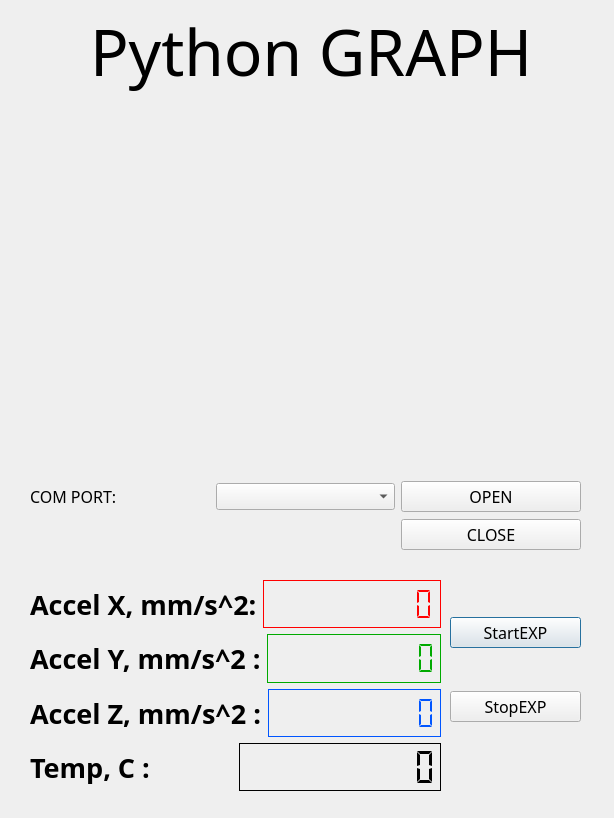
Above: Qt_Bluetooth/design.ui from VHile/BT_Vibration_sensor before the change. Below: the same form after it.
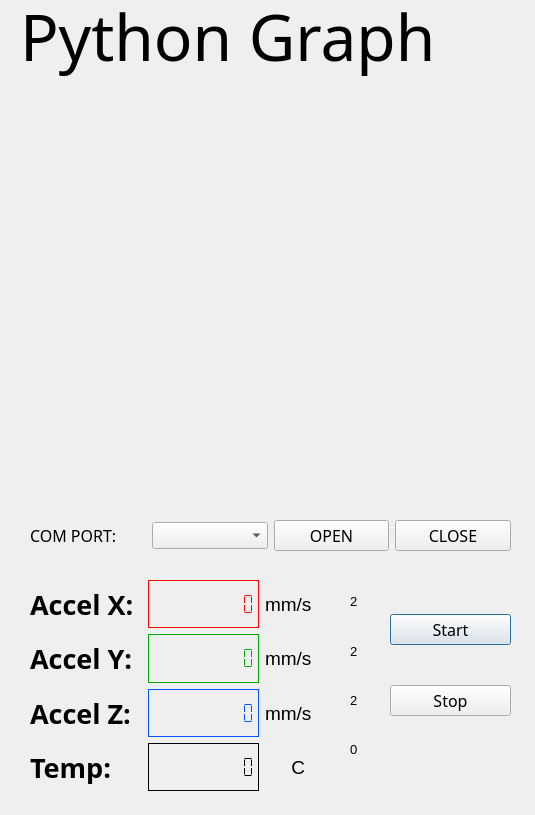
That is the form after the change. Custom widgets are drawn as their Qt base class.

What changed in the file:
```diff
--- a/Qt_Bluetooth/design.ui
+++ b/Qt_Bluetooth/design.ui
@@ -6,8 +6,8 @@
    <rect>
     <x>0</x>
     <y>0</y>
-    <width>614</width>
-    <height>818</height>
+    <width>535</width>
+    <height>815</height>
    </rect>
   </property>
   <property name="windowTitle">
@@ -16,14 +16,14 @@
   <widget class="QWidget" name="verticalLayoutWidget_2">
    <property name="geometry">
     <rect>
-     <x>450</x>
+     <x>390</x>
      <y>580</y>
-     <width>131</width>
-     <height>181</height>
+     <width>121</width>
+     <height>171</height>
     </rect>
    </property>
-   <layout class="QGridLayout" name="gridLayout_3">
-    <item row="0" column="0">
+   <layout class="QVBoxLayout" name="verticalLayout_2">
+    <item>
      <widget class="QPushButton" name="onB">
       <property name="font">
        <font>
@@ -32,11 +32,11 @@
        </font>
       </property>
       <property name="text">
-       <string>StartEXP</string>
+       <string>Start</string>
       </property>
      </widget>
     </item>
-    <item row="1" column="0">
+    <item>
      <widget class="QPushButton" name="offB">
       <property name="font">
        <font>
@@ -45,7 +45,7 @@
        </font>
       </property>
       <property name="text">
-       <string>StopEXP</string>
+       <string>Stop</string>
       </property>
      </widget>
     </item>
@@ -55,13 +55,13 @@
    <property name="geometry">
     <rect>
      <x>30</x>
-     <y>480</y>
-     <width>551</width>
+     <y>500</y>
+     <width>481</width>
      <height>71</height>
     </rect>
    </property>
-   <layout class="QGridLayout" name="gridLayout">
-    <item row="0" column="0">
+   <layout class="QHBoxLayout" name="horizontalLayout">
+    <item>
      <widget class="QLabel" name="label_6">
       <property name="font">
        <font>
@@ -74,20 +74,7 @@
       </property>
      </widget>
     </item>
-    <item row="1" column="3">
-     <widget class="QPushButton" name="closeB">
-      <property name="font">
-       <font>
-        <family>Swis721 BT</family>
-        <pointsize>12</pointsize>
-       </font>
-      </property>
-      <property name="text">
-       <string>CLOSE</string>
-      </property>
-     </widget>
-    </item>
-    <item row="0" column="1">
+    <item>
      <widget class="QComboBox" name="comL">
       <property name="font">
        <font>
@@ -97,7 +84,7 @@
       </property>
      </widget>
     </item>
-    <item row="0" column="3">
+    <item>
      <widget class="QPushButton" name="openB">
       <property name="font">
        <font>
@@ -110,15 +97,38 @@
       </property>
      </widget>
     </item>
+    <item>
+     <widget class="QPushButton" name="closeB">
+      <property name="font">
+       <font>
+        <family>Swis721 BT</family>
+        <pointsize>12</pointsize>
+       </font>
+      </property>
+      <property name="text">
+       <string>CLOSE</string>
+      </property>
+     </widget>
+    </item>
    </layout>
   </widget>
+  <widget class="PlotWidget" name="graph" native="true">
+   <property name="geometry">
+    <rect>
+     <x>20</x>
+     <y>90</y>
+     <width>501</width>
+     <height>181</height>
+    </rect>
+   </property>
+  </widget>
   <widget class="QLabel" name="label_5">
    <property name="geometry">
     <rect>
-     <x>90</x>
+     <x>20</x>
      <y>-10</y>
-     <width>471</width>
-     <height>121</height>
+     <width>491</width>
+     <height>91</height>
     </rect>
    </property>
    <property name="font">
@@ -128,21 +138,101 @@
     </font>
    </property>
    <property name="text">
-    <string>Python GRAPH</string>
+    <string>Python Graph</string>
    </property>
   </widget>
+  <widget class="QWidget" name="layoutWidget">
+   <property name="geometry">
+    <rect>
+     <x>350</x>
+     <y>580</y>
+     <width>31</width>
+     <height>191</height>
+    </rect>
+   </property>
+   <layout class="QVBoxLayout" name="verticalLayout_4">
+    <item>
+     <widget class="QLabel" name="label_9">
+      <property name="font">
+       <font>
+        <pointsize>10</pointsize>
+        <weight>50</weight>
+        <bold>false</bold>
+       </font>
+      </property>
+      <property name="text">
+       <string>2</string>
+      </property>
+      <property name="textFormat">
+       <enum>Qt::PlainText</enum>
+      </property>
+     </widget>
+    </item>
+    <item>
+     <widget class="QLabel" name="label_10">
+      <property name="font">
+       <font>
+        <pointsize>10</pointsize>
+        <weight>50</weight>
+        <bold>false</bold>
+       </font>
+      </property>
+      <property name="text">
+       <string>2</string>
+      </property>
+      <property name="textFormat">
+       <enum>Qt::PlainText</enum>
+      </property>
+     </widget>
+    </item>
+    <item>
+     <widget class="QLabel" name="label_15">
+      <property name="font">
+       <font>
+        <pointsize>10</pointsize>
+        <weight>50</weight>
+        <bold>false</bold>
+       </font>
+      </property>
+      <property name="text">
+       <string>2</string>
+      </property>
+      <property name="textFormat">
+       <enum>Qt::PlainText</enum>
+      </property>
+     </widget>
+    </item>
+    <item>
+     <widget class="QLabel" name="label_17">
+      <property name="font">
+       <font>
+        <pointsize>10</pointsize>
+        <weight>50</weight>
+        <bold>false</bold>
+       </font>
+      </property>
+      <property name="text">
+       <string>0</string>
+      </property>
+      <property name="textFormat">
+       <enum>Qt::PlainText</enum>
+      </property>
+     </widget>
+    </item>
+   </layout>
+  </widget>
   <widget class="QWidget" name="layoutWidget">
    <property name="geometry">
     <rect>
      <x>30</x>
      <y>580</y>
-     <width>411</width>
+     <width>347</width>
      <height>211</height>
     </rect>
    </property>
-   <layout class="QGridLayout" name="gridLayout_2">
-    <item row="0" column="0">
-     <layout class="QHBoxLayout" name="horizontalLayout_3">
+   <layout class="QHBoxLayout" name="horizontalLayout_2">
+    <item>
+     <layout class="QVBoxLayout" name="verticalLayout">
       <item>
        <widget class="QLabel" name="label">
         <property name="font">
@@ -155,10 +245,63 @@
          </font>
         </property>
         <property name="text">
-         <string>Accel X, mm/s^2:</string>
+         <string>Accel X:</string>
         </property>
+        <property name="textFormat">
+         <enum>Qt::PlainText</enum>
+        </property>
        </widget>
       </item>
+      <item>
+       <widget class="QLabel" name="label_2">
+        <property name="font">
+         <font>
+          <family>Goudy Old Style</family>
+          <pointsize>20</pointsize>
+          <weight>75</weight>
+          <bold>true</bold>
+         </font>
+        </property>
+        <property name="text">
+         <string>Accel Y:</string>
+        </property>
+       </widget>
+      </item>
+      <item>
+       <widget class="QLabel" name="label_3">
+        <property name="font">
+         <font>
+          <family>Goudy Old Style</family>
+          <pointsize>20</pointsize>
+          <weight>75</weight>
+          <bold>true</bold>
+         </font>
+        </property>
+        <property name="text">
+         <string>Accel Z:</string>
+        </property>
+       </widget>
+      </item>
+      <item>
+       <widget class="QLabel" name="label_4">
+        <property name="font">
+         <font>
+          <family>Goudy Old Style</family>
+          <pointsize>20</pointsize>
+          <weight>75</weight>
+          <italic>false</italic>
+          <bold>true</bold>
+         </font>
+        </property>
+        <property name="text">
+         <string>Temp:</string>
+        </property>
+       </widget>
+      </item>
+     </layout>
+    </item>
+    <item>
+     <layout class="QVBoxLayout" name="verticalLayout_3">
       <item>
        <widget class="QLCDNumber" name="lcdX">
         <property name="palette">
@@ -253,25 +396,6 @@
         </property>
        </widget>
       </item>
-     </layout>
-    </item>
-    <item row="1" column="0">
-     <layout class="QHBoxLayout" name="horizontalLayout_4">
-      <item>
-       <widget class="QLabel" name="label_2">
-        <property name="font">
-         <font>
-          <family>Goudy Old Style</family>
-          <pointsize>20</pointsize>
-          <weight>75</weight>
-          <bold>true</bold>
-         </font>
-        </property>
-        <property name="text">
-         <string>Accel Y, mm/s^2 :</string>
-        </property>
-       </widget>
-      </item>
       <item>
        <widget class="QLCDNumber" name="lcdY">
         <property name="palette">
@@ -330,25 +454,6 @@
         </property>
        </widget>
       </item>
-     </layout>
-    </item>
-    <item row="2" column="0">
-     <layout class="QHBoxLayout" name="horizontalLayout_5">
-      <item>
-       <widget class="QLabel" name="label_3">
-        <property name="font">
-         <font>
-          <family>Goudy Old Style</family>
-          <pointsize>20</pointsize>
-          <weight>75</weight>
-          <bold>true</bold>
-         </font>
-        </property>
-        <property name="text">
-         <string>Accel Z, mm/s^2 :</string>
-        </property>
-       </widget>
-      </item>
       <item>
        <widget class="QLCDNumber" name="lcdZ">
         <property name="palette">
@@ -399,26 +504,6 @@
         </property>
        </widget>
       </item>
-     </layout>
-    </item>
-    <item row="3" column="0">
-     <layout class="QHBoxLayout" name="horizontalLayout_2">
-      <item>
-       <widget class="QLabel" name="label_4">
-        <property name="font">
-         <font>
-          <family>Goudy Old Style</family>
-          <pointsize>20</pointsize>
-          <weight>75</weight>
-          <italic>false</italic>
-          <bold>true</bold>
-         </font>
-        </property>
-        <property name="text">
-         <string>Temp, C : </string>
-        </property>
-       </widget>
-      </item>
       <item>
        <widget class="QLCDNumber" name="lcdT">
         <property name="frameShadow">
@@ -434,25 +519,97 @@
       </item>
      </layout>
     </item>
+    <item>
+     <layout class="QVBoxLayout" name="verticalLayout_5">
+      <item>
+       <widget class="QLabel" name="label_7">
+        <property name="font">
+         <font>
+          <family>MS Shell Dlg 2</family>
+          <pointsize>14</pointsize>
+          <weight>50</weight>
+          <italic>false</italic>
+          <bold>false</bold>
+         </font>
+        </property>
+        <property name="text">
+         <string>mm/s</string>
+        </property>
+        <property name="textFormat">
+         <enum>Qt::PlainText</enum>
+        </property>
+       </widget>
+      </item>
+      <item>
+       <widget class="QLabel" name="label_8">
+        <property name="font">
+         <font>
+          <family>MS Shell Dlg 2</family>
+          <pointsize>14</pointsize>
+          <weight>50</weight>
+          <italic>false</italic>
+          <bold>false</bold>
+         </font>
+        </property>
+        <property name="text">
+         <string>mm/s</string>
+        </property>
+        <property name="textFormat">
+         <enum>Qt::PlainText</enum>
+        </property>
+       </widget>
+      </item>
+      <item>
+       <widget class="QLabel" name="label_14">
+        <property name="font">
+         <font>
+          <family>MS Shell Dlg 2</family>
+          <pointsize>14</pointsize>
+          <weight>50</weight>
+          <italic>false</italic>
+          <bold>false</bold>
+         </font>
+        </property>
+        <property name="text">
+         <string>mm/s</string>
+        </property>
+        <property name="textFormat">
+         <enum>Qt::PlainText</enum>
+        </property>
+       </widget>
+      </item>
+      <item>
+       <widget class="QLabel" name="label_16">
+        <property name="font">
+         <font>
+          <family>MS Shell Dlg 2</family>
+          <pointsize>14</pointsize>
+          <weight>50</weight>
+          <italic>false</italic>
+          <bold>false</bold>
+         </font>
+        </property>
+        <property name="text">
+         <string>     C</string>
+        </property>
+        <property name="textFormat">
+         <enum>Qt::PlainText</enum>
+        </property>
+       </widget>
+      </item>
+     </layout>
+    </item>
    </layout>
   </widget>
-  <widget class="QWidget" name="layoutWidget">
+  <widget class="PlotWidget" name="graph_2" native="true">
    <property name="geometry">
     <rect>
-     <x>30</x>
-     <y>100</y>
-     <width>551</width>
-     <height>371</height>
+     <x>20</x>
+     <y>290</y>
+     <width>501</width>
+     <height>181</height>
     </rect>
    </property>
-   <layout class="QVBoxLayout" name="verticalLayout_2">
-    <item>
-     <widget class="PlotWidget" name="graph" native="true"/>
-    </item>
-    <item>
-     <widget class="PlotWidget" name="graph_2" native="true"/>
-    </item>
-   </layout>
   </widget>
  </widget>
  <customwidgets>
```
Left out of the diff: 9 changed lines with no effect on the pictures.
